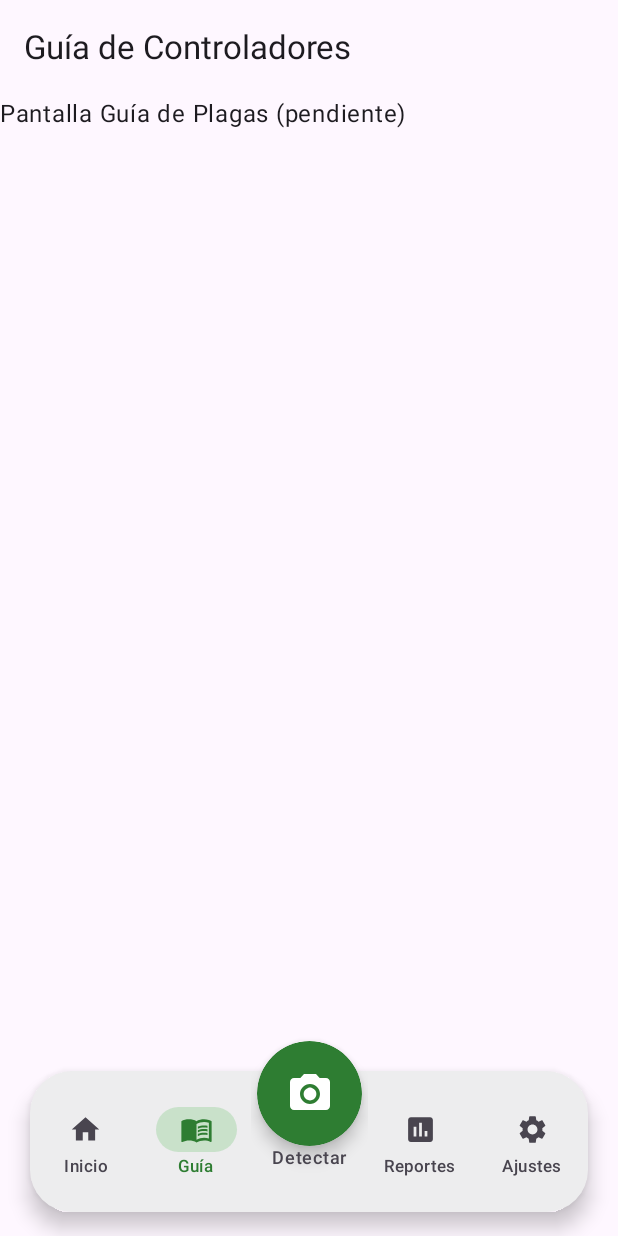
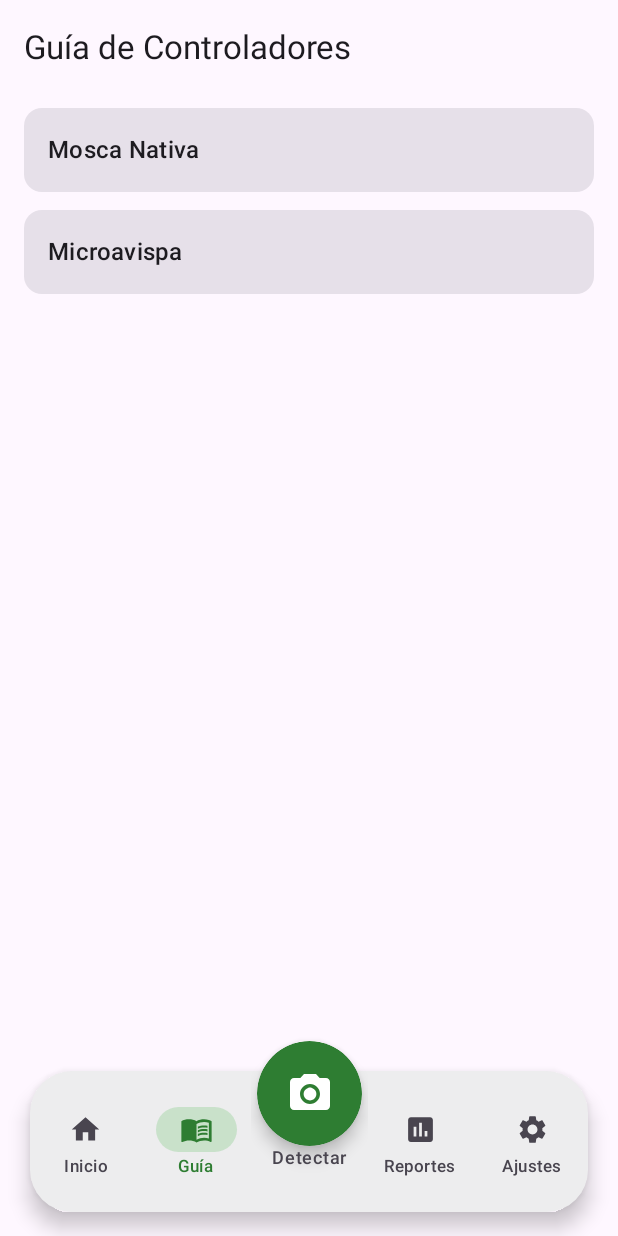
Before and after one commit to FabrizioAvalos/DetectorPlagas-AppsMoviles, an Android app built with Jetpack Compose: the GuiaPlagasScreen screen opened through its navigation route, on a phone screen of 412 x 824 dp. Run offline under Robolectric (Android 15) with nearby library versions, the phone set to English and light mode, and no system bars; our stand-ins replace Room's generated code.

Commit message:
feat(guiaplagas): conectar GuiaPlagasViewModel a Room vía ControladorBiologicoDao

```diff
--- a/app/build.gradle.kts
+++ b/app/build.gradle.kts
@@ -49,6 +49,8 @@ dependencies {
     implementation("androidx.room:room-ktx:2.7.1")
     implementation(libs.navigation.compose)
     implementation(libs.material.icons.extended)
+    implementation(libs.androidx.lifecycle.viewmodel.compose)
+    implementation(libs.androidx.lifecycle.runtime.compose)
     ksp("androidx.room:room-compiler:2.7.1")
     testImplementation(libs.junit)
     androidTestImplementation(platform(libs.androidx.compose.bom))
--- a/app/src/main/java/com/vallesol/detectorplagas/ui/screens/guiaplagas/GuiaPlagasScreen.kt
+++ b/app/src/main/java/com/vallesol/detectorplagas/ui/screens/guiaplagas/GuiaPlagasScreen.kt
@@ -1,13 +1,52 @@
 package com.vallesol.detectorplagas.ui.screens.guiaplagas
 
+import androidx.compose.foundation.layout.Spacer
+import androidx.compose.foundation.layout.fillMaxWidth
+import androidx.compose.foundation.layout.height
+import androidx.compose.foundation.layout.padding
+import androidx.compose.foundation.lazy.LazyColumn
+import androidx.compose.foundation.lazy.items
+import androidx.compose.material3.Card
+import androidx.compose.material3.MaterialTheme
 import androidx.compose.material3.Text
 import androidx.compose.runtime.Composable
+import androidx.compose.runtime.getValue
+import androidx.compose.ui.Modifier
+import androidx.compose.ui.unit.dp
+import androidx.lifecycle.compose.collectAsStateWithLifecycle
+import androidx.lifecycle.viewmodel.compose.viewModel
 import androidx.navigation.NavController
+import com.vallesol.detectorplagas.data.local.ControladorBiologico
 import com.vallesol.detectorplagas.ui.navigation.PantallaConDrawer
 
 @Composable
-fun GuiaPlagasScreen(navController: NavController) {
+fun GuiaPlagasScreen(
+    navController: NavController,
+    viewModel: GuiaPlagasViewModel = viewModel()
+) {
+    val controladores by viewModel.controladores.collectAsStateWithLifecycle()
+
     PantallaConDrawer(navController = navController, titulo = "Guía de Controladores") { modifier ->
-        Text("Pantalla Guía de Plagas (pendiente)", modifier = modifier)
+        LazyColumn(
+            modifier = modifier
+                .fillMaxWidth()
+                .padding(horizontal = 16.dp, vertical = 8.dp)
+        ) {
+            items(controladores) { controlador ->
+                TarjetaControladorBasica(controlador)
+                Spacer(modifier = Modifier.height(12.dp))
+            }
+        }
     }
 }
+
+@Composable
+private fun TarjetaControladorBasica(item: ControladorBiologico) {
+    Card(modifier = Modifier.fillMaxWidth()) {
+        Text(
+            text = item.nombreComun,
+            style = MaterialTheme.typography.titleMedium,
+            modifier = Modifier.padding(16.dp)
+        )
+    }
+}
--- /dev/null
+++ b/app/src/main/java/com/vallesol/detectorplagas/ui/screens/guiaplagas/GuiaPlagasViewModel.kt
@@ -0,0 +1,23 @@
+package com.vallesol.detectorplagas.ui.screens.guiaplagas
+
+import android.app.Application
+import androidx.lifecycle.AndroidViewModel
+import androidx.lifecycle.viewModelScope
+import com.vallesol.detectorplagas.data.local.AppDatabase
+import com.vallesol.detectorplagas.data.local.ControladorBiologico
+import kotlinx.coroutines.flow.SharingStarted
+import kotlinx.coroutines.flow.StateFlow
+import kotlinx.coroutines.flow.stateIn
+
+class GuiaPlagasViewModel(application: Application) : AndroidViewModel(application) {
+
+    private val dao = AppDatabase.getInstance(application).controladorBiologicoDao()
+
+    // Obtenemos los controladores biológicos de Room de forma reactiva
+    val controladores: StateFlow<List<ControladorBiologico>> = dao.obtenerTodos()
+        .stateIn(
+            scope = viewModelScope,
+            started = SharingStarted.WhileSubscribed(5000),
+            initialValue = emptyList()
+        )
+}
--- a/gradle/libs.versions.toml
+++ b/gradle/libs.versions.toml
@@ -10,7 +10,7 @@ kotlin = "2.2.10"
 composeBom = "2026.02.01"
 navigationCompose = "2.8.1"
 materialIconsExtended = "1.7.3"
-
+lifecycleViewmodelCompose = "2.9.0"
 [libraries]
 androidx-core-ktx = { group = "androidx.core", name = "core-ktx", version.ref = "coreKtx" }
 junit = { group = "junit", name = "junit", version.ref = "junit" }
@@ -28,7 +28,8 @@ androidx-compose-ui-test-junit4 = { group = "androidx.compose.ui", name = "ui-te
 androidx-compose-material3 = { group = "androidx.compose.material3", name = "material3" }
 navigation-compose = { group = "androidx.navigation", name = "navigation-compose", version.ref = "navigationCompose" }
 material-icons-extended = { group = "androidx.compose.material", name = "material-icons-extended", version.ref = "materialIconsExtended" }
-
+androidx-lifecycle-viewmodel-compose = { group = "androidx.lifecycle", name = "lifecycle-viewmodel-compose", version.ref = "lifecycleViewmodelCompose" }
+androidx-lifecycle-runtime-compose = { group = "androidx.lifecycle", name = "lifecycle-runtime-compose", version.ref = "lifecycleViewmodelCompose" }
 [plugins]
 android-application = { id = "com.android.application", version.ref = "agp" }
 kotlin-compose = { id = "org.jetbrains.kotlin.plugin.compose", version.ref = "kotlin" }
```
